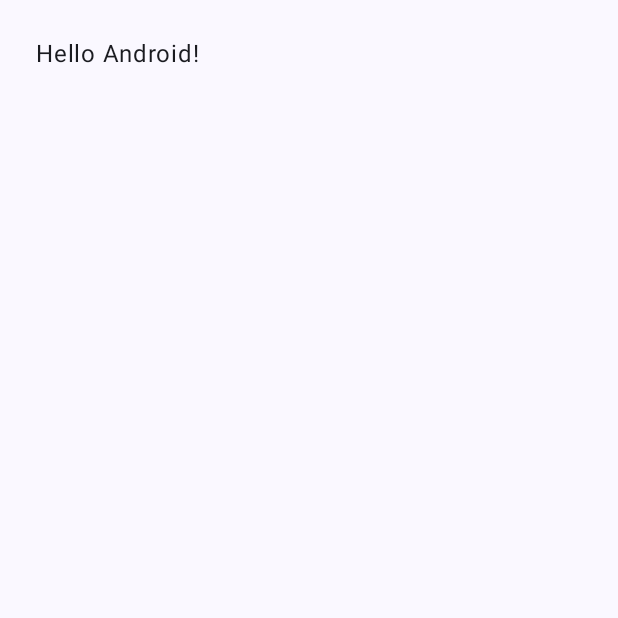
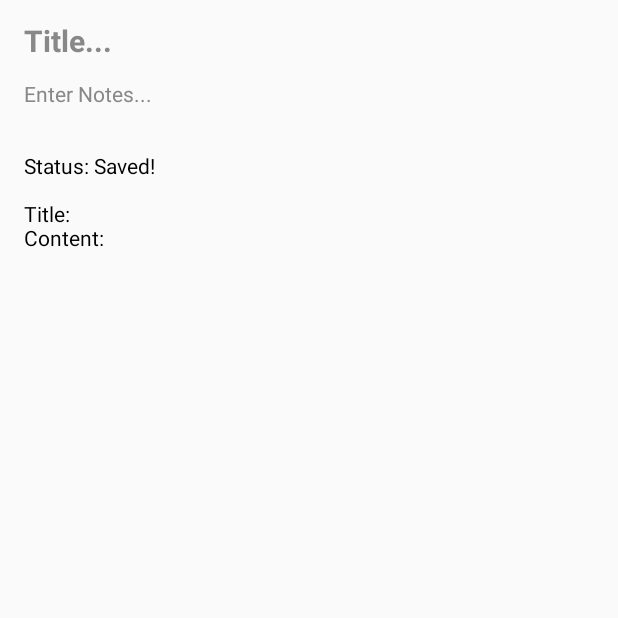
Before and after one commit to MarmsyShorby/Notiqa, an Android app built with Jetpack Compose: the screen it shows after launch (MainActivity), on a phone screen of 412 x 824 dp, the top half of it. Before the commit the part shown is almost empty. Run offline under Robolectric (Android 15) with nearby library versions, the phone set to English and light mode, and no system bars.

Commit message:
Note Editing Concept

```diff
--- a/app/src/main/java/com/example/helloworld/MainActivity.kt
+++ b/app/src/main/java/com/example/helloworld/MainActivity.kt
@@ -1,52 +1,128 @@
 package com.example.helloworld
+
 
 import android.os.Bundle
 import androidx.activity.ComponentActivity
 import androidx.activity.compose.setContent
-import androidx.activity.enableEdgeToEdge
-import androidx.compose.foundation.layout.fillMaxSize
-import androidx.compose.foundation.layout.padding
-import androidx.compose.material3.Scaffold
-import androidx.compose.material3.Surface
-import androidx.compose.material3.Text
-import androidx.compose.runtime.Composable
+import androidx.compose.foundation.layout.*
+import androidx.compose.foundation.text.BasicTextField
+import androidx.compose.material3.*
+import androidx.compose.runtime.*
 import androidx.compose.ui.Modifier
 import androidx.compose.ui.graphics.Color
-import androidx.compose.ui.tooling.preview.Preview
-import com.example.helloworld.ui.theme.HelloWorldTheme
+import androidx.compose.ui.text.TextStyle
+import androidx.compose.ui.text.font.FontWeight
 import androidx.compose.ui.unit.dp
+import androidx.compose.ui.unit.sp
+import kotlinx.coroutines.delay
+
 
 class MainActivity : ComponentActivity() {
     override fun onCreate(savedInstanceState: Bundle?) {
         super.onCreate(savedInstanceState)
-        enableEdgeToEdge()
+
         setContent {
-            HelloWorldTheme {
-                Scaffold(modifier = Modifier.fillMaxSize()) { innerPadding ->
-                    Greeting(
-                        name = "Android",
-                        modifier = Modifier.padding(innerPadding)
-                    )
-                }
-            }
+            NoteTaking()
         }
     }
 }
 
-@Composable
-fun Greeting(name: String, modifier: Modifier = Modifier) {
-    Text(
-        text = "Hello $name!",
-        modifier = modifier.padding(24.dp)
-    )
+enum class SaveStatus {
+    NOT_SAVED, SAVING, SAVED
 }
 
-@Preview(showBackground = true)
 @Composable
-fun GreetingPreview() {
-    HelloWorldTheme {
-        Surface(color = Color.Gray) {
-            Greeting("Ligma")
+fun NoteTaking(){
+    var contentText by remember { mutableStateOf("") }
+    var titleText by remember { mutableStateOf("") }
+    var savedText by remember { mutableStateOf("") }
+    var savedTitle by remember { mutableStateOf("") }
+
+
+    var saveState by remember { mutableStateOf(SaveStatus.NOT_SAVED) }
+
+
+    //var noteIndexCurrent by remember {mutableStateOf(0)}
+    //val notes = remember { mutableListOf("","") }
+
+    Column(modifier = Modifier
+        .fillMaxSize()
+        .padding(16.dp)
+    ) {
+
+        //tite text lmao
+        Box(
+            modifier = Modifier
+                .fillMaxWidth()
+        ){
+            if (titleText.isEmpty()){
+                Text(
+                    text = "Title...",
+                    color = Color.Gray,
+                    fontSize = 20.sp,
+                    fontWeight = FontWeight.Bold
+                )
+            }
+
+            BasicTextField(
+                value = titleText,
+                onValueChange = { titleText = it },
+                textStyle = TextStyle(fontWeight = FontWeight.Bold, fontSize = 20.sp),
+                modifier = Modifier.fillMaxWidth(),
+            )
         }
+
+        //Main content text thing
+        Spacer(modifier = Modifier.height(16.dp))
+        Box(
+            modifier = Modifier
+                .fillMaxWidth()
+        ){
+            if (contentText.isEmpty()){
+                Text(
+                    text = "Enter Notes...",
+                    color = Color.Gray
+                )
+            }
+
+            BasicTextField(
+                value = contentText,
+                onValueChange = {
+                    contentText = it
+                    saveState = SaveStatus.SAVING },
+                modifier = Modifier.fillMaxWidth(),
+            )
+        }
+
+        Spacer(modifier = Modifier.height(16.dp))
+
+        //Auto-Save stuff
+        LaunchedEffect(titleText, contentText) {
+            delay(500)
+            savedText = contentText
+            savedTitle = titleText
+            saveState = SaveStatus.SAVED
+        }
+
+        Spacer(modifier = Modifier.height(16.dp))
+
+        Text(
+            text = "Status: " + when (saveState){
+                SaveStatus.SAVED -> "Saved!"
+                SaveStatus.SAVING -> "Saving..."
+                SaveStatus.NOT_SAVED -> "Not Saved!"
+            }
+        )
+
+
+        Spacer(modifier = Modifier.height(16.dp))
+
+        //************DEBUGGING************
+        Text(text = "Title: $savedTitle\n" +
+                "Content: $savedText")
+        //************DEBUGGING************
+
+        Spacer(modifier = Modifier.height(16.dp))
+
     }
 }
--- a/app/src/main/res/values/strings.xml
+++ b/app/src/main/res/values/strings.xml
@@ -1,3 +1,4 @@
 <resources>
     <string name="app_name">Hello World</string>
+    <string name="roll">Roll</string>
 </resources>
```
Also changed, not shown: app/src/main/res/drawable/dice_1.xml (added, +66 -0 lines), app/src/main/res/drawable/dice_2.xml (added, +66 -0 lines), app/src/main/res/drawable/dice_3.xml (added, +66 -0 lines), app/src/main/res/drawable/dice_4.xml (added, +69 -0 lines), app/src/main/res/drawable/dice_5.xml (added, +75 -0 lines), app/src/main/res/drawable/dice_6.xml (added, +81 -0 lines).
